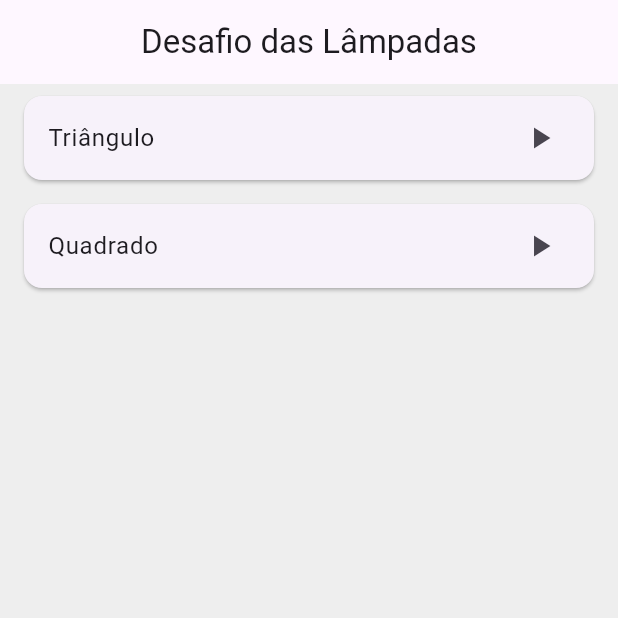
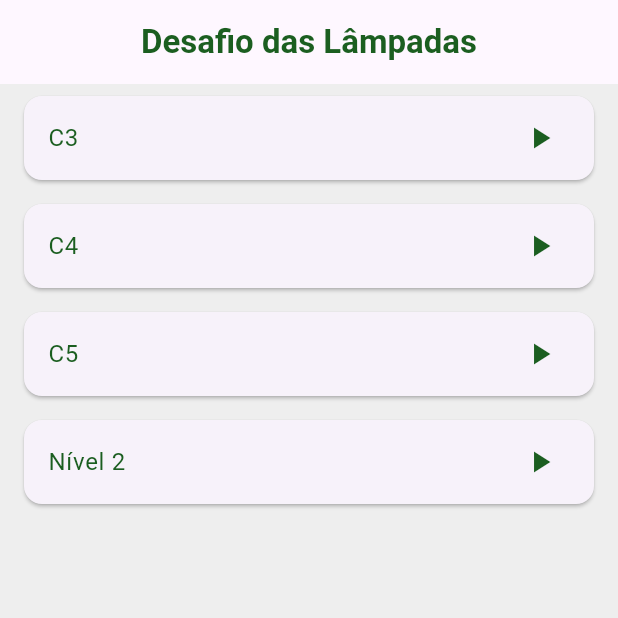
Before and after one commit to luansimoes/DESAFIO_DAS_LAMPADAS, a Flutter app: the screen it shows after launch, on a phone screen of 412 x 824 dp, the top half of it. Run offline on Flutter 3.47's test engine with Material 3 defaults, Android fonts, the light colour scheme and no system bars.

Commit message:
Change color palette, now matching OBI logo

```diff
--- a/lib/data/desafios_predefinidos.dart
+++ b/lib/data/desafios_predefinidos.dart
@@ -1,22 +1,54 @@
 import '../models/desafio.dart';
 import '../models/grafo.dart';
 
+Desafio gerarDesafioCiclo(int n_vertices) {
+  final g = Grafo(n_vertices);
+  for (var i = 0; i < n_vertices; i++) {
+    g.adicionarAresta(i, (i+1)%n_vertices);
+  }
+  g.gerarPosicoesCirculares();
+  return Desafio(nome: 'C$n_vertices', grafo: g);
+}
+
 final desafiosPredefinidos = [
-  (() {
-    final g = Grafo(3);
-    g.adicionarAresta(0, 1);
-    g.adicionarAresta(1, 2);
-    g.adicionarAresta(0, 2);
-    g.gerarPosicoesCirculares();
-    return Desafio(nome: 'Triângulo', grafo: g);
-  })(),
-  (() {
-    final g = Grafo(4);
+  gerarDesafioCiclo(3),
+  gerarDesafioCiclo(4),
+  gerarDesafioCiclo(5),
+  ((){
+    final g = Grafo(10);
+
+    // Ciclo externo
+    g.definirPosicao(0, 1/10, 18/20);
+    g.definirPosicao(1, 9/10, 18/20);
+    g.definirPosicao(2, 7/10, 1/10);
+    g.definirPosicao(3, 1/2, 1/5);
+    g.definirPosicao(4, 3/10, 1/10);
     g.adicionarAresta(0, 1);
     g.adicionarAresta(1, 2);
     g.adicionarAresta(2, 3);
-    g.adicionarAresta(3, 0);
-    g.gerarPosicoesCirculares();
-    return Desafio(nome: 'Quadrado', grafo: g);
-  })(),
+    g.adicionarAresta(3, 4);
+    g.adicionarAresta(4, 0);
+    g.adicionarAresta(2, 4);
+
+    // Ciclo interno
+    g.definirPosicao(5, 2/5, 4/5);
+    g.definirPosicao(6, 3/5, 4/5);
+    g.definirPosicao(7, 7/10, 1/2);
+    g.definirPosicao(8, 1/2, 7/20);
+    g.definirPosicao(9, 3/10, 1/2);
+    g.adicionarAresta(5, 6);
+    g.adicionarAresta(7, 6);
+    g.adicionarAresta(7, 8);
+    g.adicionarAresta(8, 9);
+    g.adicionarAresta(9, 5);
+
+    // Arestas entre os ciclos
+    g.adicionarAresta(5, 0);
+    g.adicionarAresta(9, 0);
+    g.adicionarAresta(6, 1);
+    g.adicionarAresta(7, 1);
+    g.adicionarAresta(8, 3);
+
+    return Desafio(nome: 'Nível 2', grafo: g);
+  }())
 ];
--- a/lib/models/grafo.dart
+++ b/lib/models/grafo.dart
@@ -94,7 +94,7 @@ class Grafo {
     double raio = 0.3,
   }) {
     posicoes = List.generate(numeroDeVertices, (i) {
-      final angulo = (2 * pi * i) / numeroDeVertices;
+      final angulo = (2 * pi * (i+1)) / numeroDeVertices;
       return Ponto(
         centroX + raio * cos(angulo),
         centroY + raio * sin(angulo),
--- a/lib/screens/jogo_screen.dart
+++ b/lib/screens/jogo_screen.dart
@@ -79,7 +79,7 @@ class _JogoScreenState extends State<JogoScreen> {
 
     return Scaffold(
       appBar: AppBar(
-        title: Text(desafio.nome),
+        title: Text(desafio.nome, style: TextStyle(color:Colors.green.shade900, fontWeight: FontWeight.bold),),
         centerTitle: true,
       ),
       body: Column(
--- a/lib/screens/menu_screen.dart
+++ b/lib/screens/menu_screen.dart
@@ -11,7 +11,7 @@ class MenuScreen extends StatelessWidget {
 
     return Scaffold(
       appBar: AppBar(
-        title: const Text('Desafio das Lâmpadas'),
+        title: Text('Desafio das Lâmpadas', style: TextStyle(fontWeight: FontWeight.bold,  color: Colors.green.shade900),),
         centerTitle: true,
       ),
       body: ListView.builder(
@@ -21,8 +21,8 @@ class MenuScreen extends StatelessWidget {
           return Card(
             margin: const EdgeInsets.symmetric(horizontal: 16, vertical: 8),
             child: ListTile(
-              title: Text(desafio.nome),
-              trailing: const Icon(Icons.play_arrow),
+              title: Text(desafio.nome, style: TextStyle(color: Colors.green.shade900)),
+              trailing: Icon(Icons.play_arrow, color: Colors.green.shade900,),
               onTap: () {
                 Navigator.push(
                   context,
--- a/lib/widgets/lampada_widget.dart
+++ b/lib/widgets/lampada_widget.dart
@@ -31,7 +31,11 @@ class LampadaWidget extends StatelessWidget {
             Icon(
               //acesa ? Icons.lightbulb : Icons.lightbulb_outline,
               Icons.lightbulb,
-              color: acesa ? Colors.amber : Colors.blueGrey,
+              color: acesa ? Colors.amber : const Color.fromARGB(255, 7, 41, 12),
+              shadows: [Shadow(
+                color: const Color.fromARGB(255, 7, 41, 12),
+                blurRadius: 10,
+              )],
               size: escala * tamanhoTela,
             ),
             //Text('L$indice'),
--- a/lib/widgets/painel_superior.dart
+++ b/lib/widgets/painel_superior.dart
@@ -13,12 +13,12 @@ class PainelSuperior extends StatelessWidget {
   @override
   Widget build(BuildContext context) {
     return Container(
-      color: Colors.amber.shade100,
+      color: Colors.green.shade900,
       padding: const EdgeInsets.all(16),
       child: Row(
         mainAxisAlignment: MainAxisAlignment.spaceBetween,
         children: [
-          Text('Movimentos: $movimentos', style: const TextStyle(fontSize: 18)),
+          Text('Movimentos: $movimentos', style: const TextStyle(fontSize: 18, color: Colors.white)),
           ElevatedButton.icon(
             onPressed: onReiniciar,
             icon: const Icon(Icons.refresh),
```
